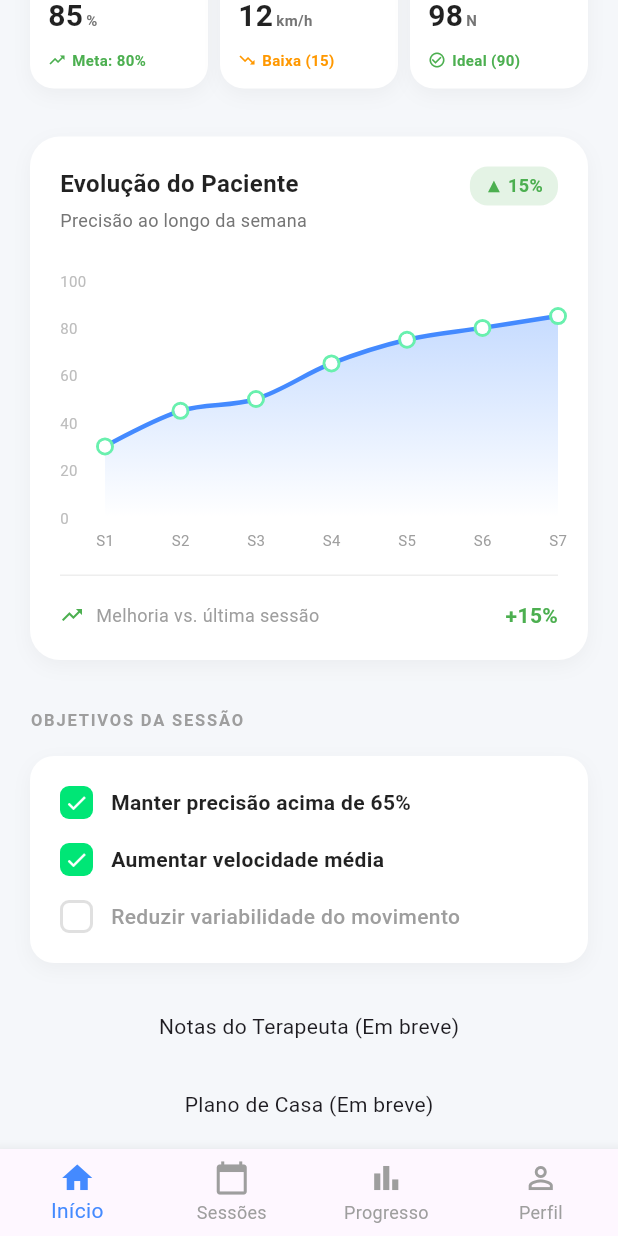
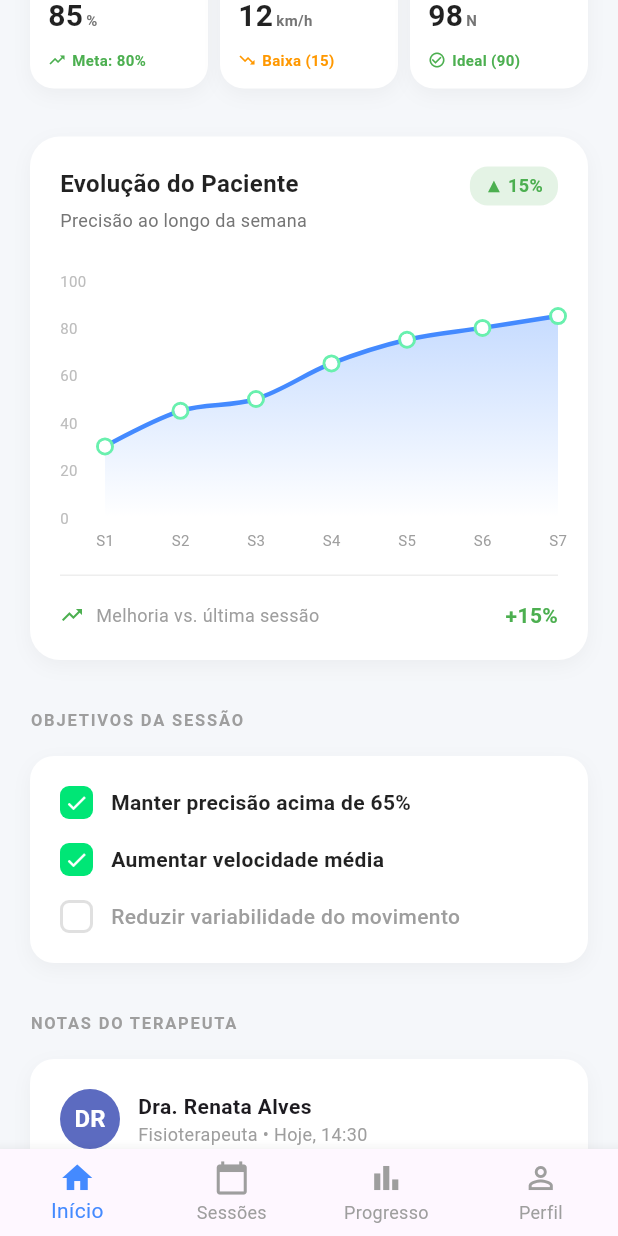
Before and after one commit to AndersonG14/Tela-de-Monitoramento, a Flutter app: the screen it shows after launch, scrolled down 493 dp, on a phone screen of 412 x 824 dp. Run offline on Flutter 3.47's test engine with Material 3 defaults, Android fonts, the phone set to English and light mode, and no system bars; drawn by our look-alikes of fl_chart.

Commit message:
adicionando arquivos

```diff
--- a/lib/pages/patient_dashboard_page.dart
+++ b/lib/pages/patient_dashboard_page.dart
@@ -3,6 +3,8 @@ import '../widgets/movement_analysis_widget.dart';
 import '../widgets/session_metrics_widget.dart';
 import '../widgets/patient_evolution_widget.dart';
 import '../widgets/session_objectives_widget.dart';
+import '../widgets/therapist_notes_widget.dart';
+import '../widgets/home_plan_widget.dart';
 
 class PatientDashboardPage extends StatelessWidget {
   const PatientDashboardPage({super.key});
@@ -49,6 +51,9 @@ class PatientDashboardPage extends StatelessWidget {
               const SizedBox(height: 32),
 
               const SessionObjectivesWidget(),
+              const SizedBox(height: 32),
+
+              const TherapistNotesWidget(),
               const SizedBox(height: 32),
 
               const Center(child: Text('Notas do Terapeuta (Em breve)')),
```
